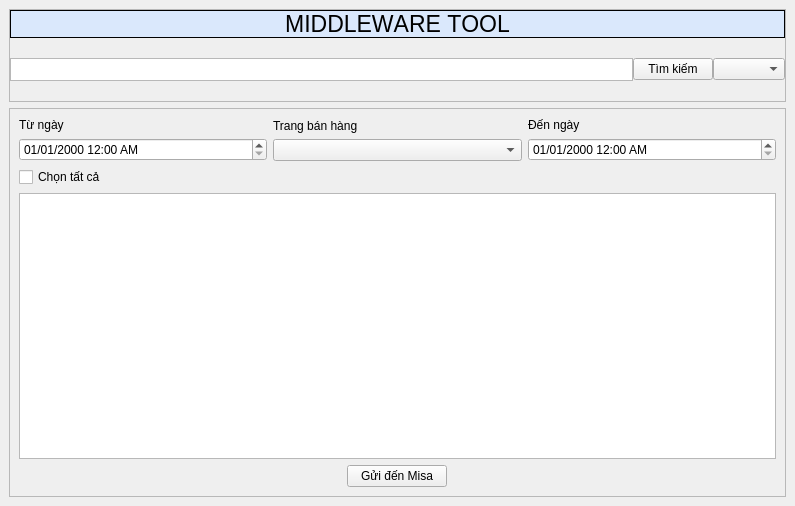
First picture: the form in main.ui, repository TrieuHuy2712/MiddlewareTool, before the edit.
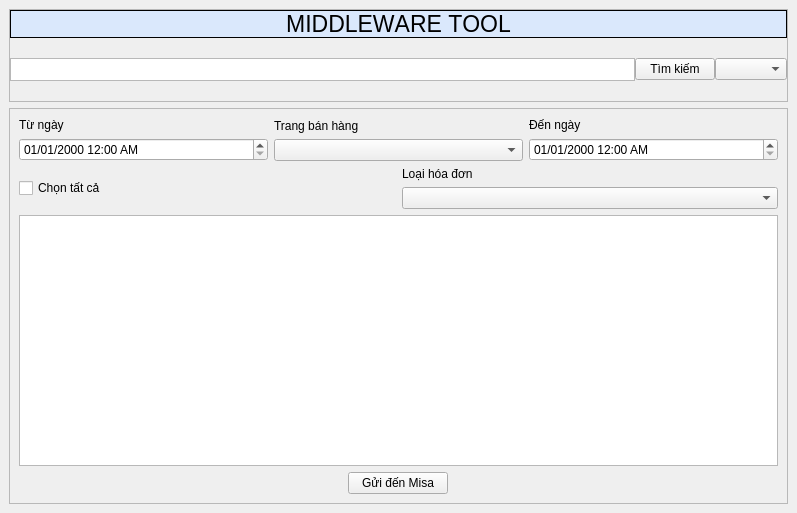
Second picture: the form after the edit. Icons and pictures are not drawn.

```diff
--- a/main.ui
+++ b/main.ui
@@ -6,8 +6,8 @@
    <rect>
     <x>0</x>
     <y>0</y>
-    <width>795</width>
-    <height>506</height>
+    <width>797</width>
+    <height>513</height>
    </rect>
   </property>
   <property name="contextMenuPolicy">
@@ -295,6 +295,8 @@
         </layout>
        </item>
        <item>
+        <layout class="QHBoxLayout" name="horizontalLayout">
+         <item>
         <widget class="QCheckBox" name="cbSelectAll">
          <property name="text">
           <string>Chọn tất cả</string>
@@ -302,12 +304,28 @@
         </widget>
        </item>
        <item>
+          <layout class="QVBoxLayout" name="verticalLayout_3">
+           <item>
+            <widget class="QLabel" name="label">
+             <property name="text">
+              <string>Loại hóa đơn</string>
+             </property>
+            </widget>
+           </item>
+           <item>
+            <widget class="QComboBox" name="cbSelectOrder"/>
+           </item>
+          </layout>
+         </item>
+        </layout>
+       </item>
+       <item>
         <widget class="QTableWidget" name="tableWidget"/>
        </item>
-       <item alignment="Qt::AlignHCenter|Qt::AlignVCenter">
+       <item alignment="Qt::AlignHCenter">
         <widget class="QPushButton" name="btnSubmit">
          <property name="sizePolicy">
-          <sizepolicy hsizetype="Preferred" vsizetype="Minimum">
+          <sizepolicy hsizetype="Fixed" vsizetype="Minimum">
            <horstretch>0</horstretch>
            <verstretch>0</verstretch>
           </sizepolicy>
@@ -318,6 +336,9 @@
            <height>20</height>
           </size>
          </property>
+         <property name="autoFillBackground">
+          <bool>false</bool>
+         </property>
          <property name="text">
           <string>Gửi đến Misa</string>
          </property>
```
Left out of the diff: 2 changed lines with no effect on the pictures. Lines whose indentation alone changed are shown as unchanged.
